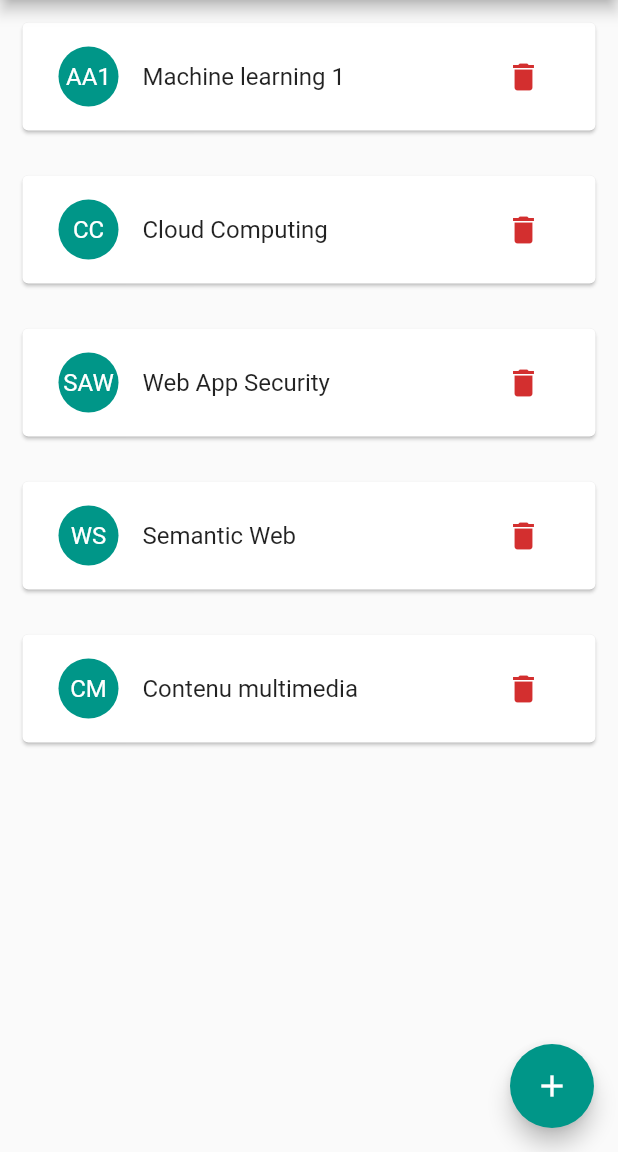
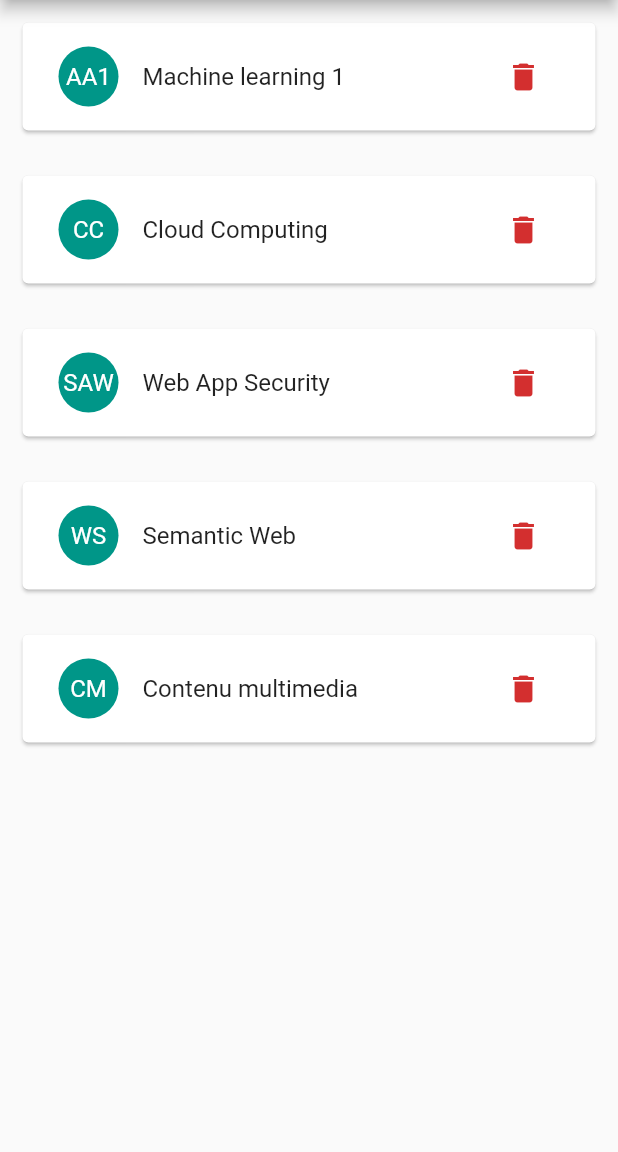
Before and after one commit to waaalidou/m1-app, a Flutter app: the AdminScreen screen opened by its route, on a phone screen of 412 x 824 dp, the part 84-1236 px from its top. Run offline on Flutter 3.47's test engine with Material 2 defaults, Android fonts, the phone set to English and light mode, and no system bars.

Commit message:
commit updates

```diff
--- a/lib/screens/admin_screen.dart
+++ b/lib/screens/admin_screen.dart
@@ -28,11 +28,6 @@ class AdminScreen extends StatelessWidget {
         ),
         itemCount: modulesList.length,
       ),
-      floatingActionButton: FloatingActionButton(
-        onPressed: () {},
-        backgroundColor: Theme.of(context).colorScheme.primary,
-        child: const Icon(Icons.add),
-      ),
     );
   }
 }
--- a/lib/screens/login_page.dart
+++ b/lib/screens/login_page.dart
@@ -53,7 +53,6 @@ class _LogInPageState extends State<LogInPage> {
             mainAxisAlignment: MainAxisAlignment.center,
             children: [
               FittedBox(
-                fit: BoxFit.contain,
                 child: Text(
                   "Welcom Home!",
                   style: Theme.of(context).textTheme.bodyLarge!.copyWith(
```
